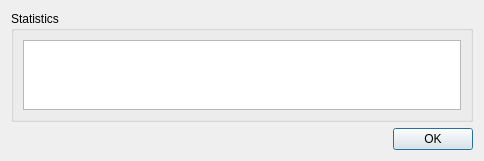
Old version of the form SpidrMpx3Eq/statsdialog.ui in the repository navrit/dexter.
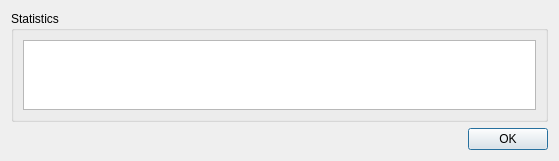
New version of the form.

The edit to the form file:
```diff
--- a/SpidrMpx3Eq/statsdialog.ui
+++ b/SpidrMpx3Eq/statsdialog.ui
@@ -6,7 +6,7 @@
    <rect>
     <x>0</x>
     <y>0</y>
-    <width>484</width>
+    <width>559</width>
     <height>153</height>
    </rect>
   </property>
```
